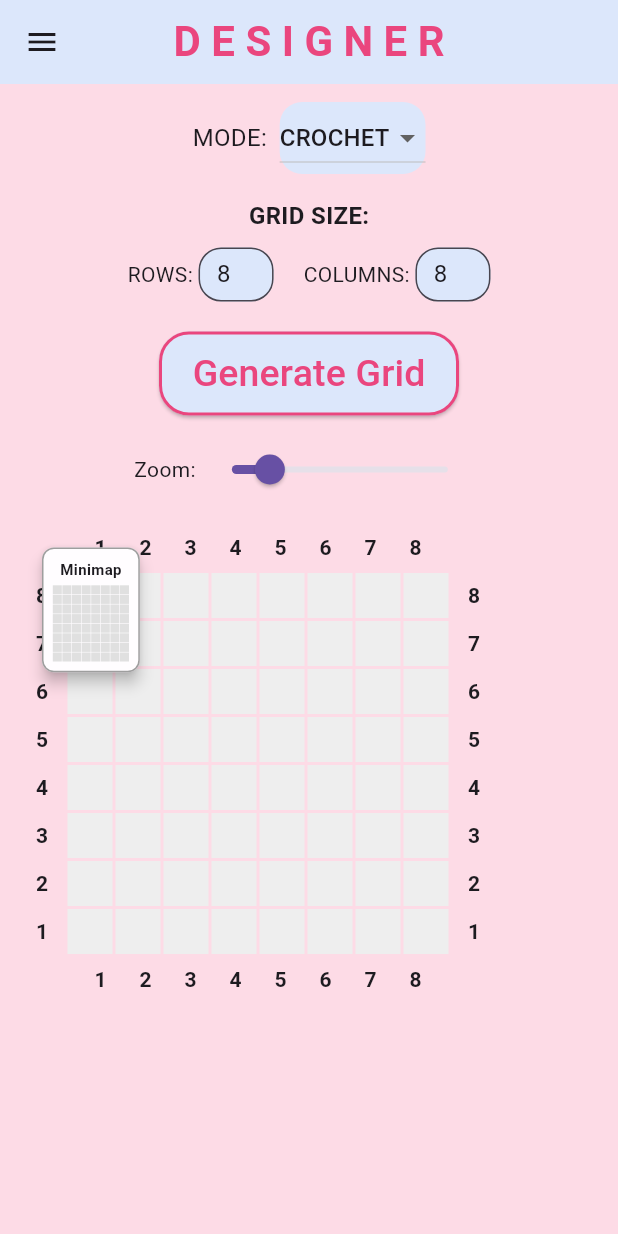
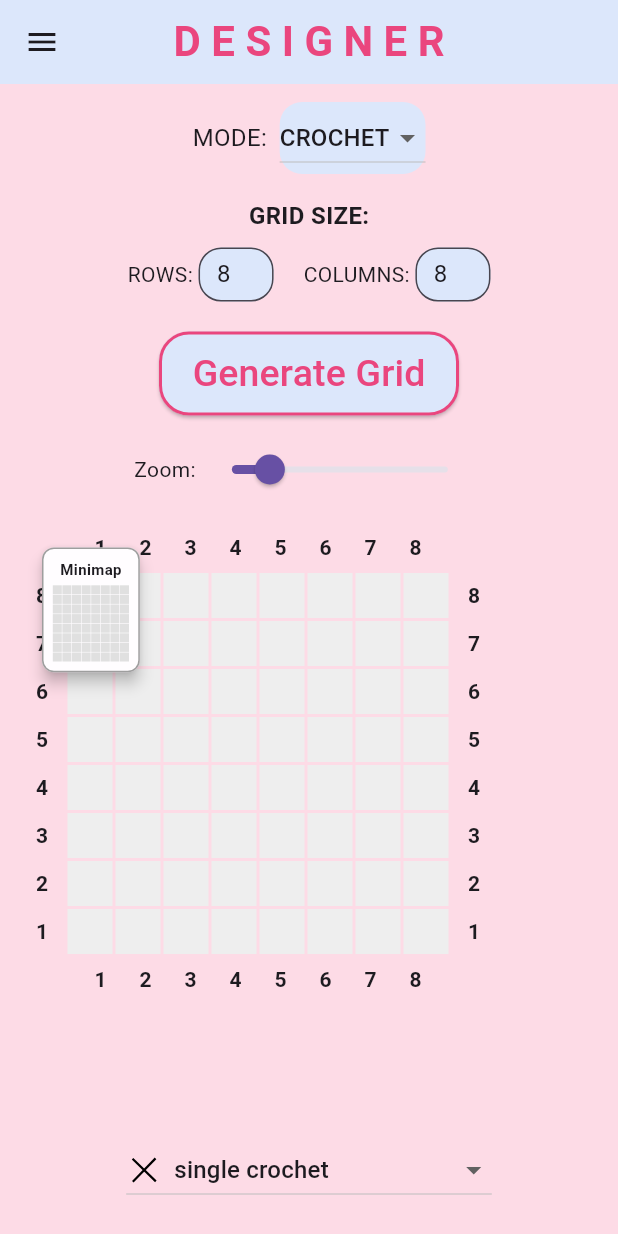
Before and after one commit to Ayesha-Jan/stitch-atlas, a Flutter app: the Designer screen opened by its route, after a tap on "Generate Grid", on a phone screen of 412 x 824 dp. Run offline on Flutter 3.47's test engine with Material 3 defaults, Android fonts, the phone set to English and light mode, and no system bars; our stand-ins replace flutter_svg.

Commit message:
Adding crochet symbols

```diff
--- a/lib/pages/designer.dart
+++ b/lib/pages/designer.dart
@@ -1,4 +1,5 @@
 import 'package:flutter/material.dart';
+import 'package:flutter_svg/svg.dart';
 
 enum Mode { crochet, knit, colour }
 
@@ -22,9 +23,29 @@ class _DesignerState extends State<Designer> {
 
   bool gridGenerated = false;
 
-  List<List<String>> grid = []; // 2D list to hold values (symbols or colors)
-  String selectedSymbol = "🧵"; // default stitch icon or color
+  List<List<String>> grid = []; // 2D list to hold values (crochet_symbols or colors)
+  String selectedSymbol = "single crochet"; // default stitch icon or color
 
+  final List<Map<String, String>> crochetSymbols = [
+    {"name": "chain", "file": "assets/crochet_symbols/ch.svg"},
+    {"name": "slip stitch", "file": "assets/crochet_symbols/slst.svg"},
+    {"name": "single crochet", "file": "assets/crochet_symbols/sc.svg"},
+    {"name": "half double crochet", "file": "assets/crochet_symbols/hdc.svg"},
+    {"name": "double crochet", "file": "assets/crochet_symbols/dc.svg"},
+    {"name": "treble crochet", "file": "assets/crochet_symbols/tc.svg"},
+    {"name": "double treble crochet", "file": "assets/crochet_symbols/dtc.svg"},
+    {"name": "single crochet 2 together", "file": "assets/crochet_symbols/sc2tog.svg"},
+    {"name": "single crochet 3 together", "file": "assets/crochet_symbols/sc3tog.svg"},
+    {"name": "double crochet 2 together", "file": "assets/crochet_symbols/dc2tog.svg"},
+    {"name": "double crochet 3 together", "file": "assets/crochet_symbols/dc3tog.svg"},
+    {"name": "puff", "file": "assets/crochet_symbols/puff.svg"},
+    {"name": "5 double crochet popcorn", "file": "assets/crochet_symbols/5dc-popcorn.svg"},
+    {"name": "chain 3 picot", "file": "assets/crochet_symbols/ch3-picot.svg"},
+    {"name": "front post double crochet", "file": "assets/crochet_symbols/fpdc.svg"},
+    {"name": "back post double crochet", "file": "assets/crochet_symbols/bpdc.svg"},
+    {"name": "back loop only", "file": "assets/crochet_symbols/blo.svg"},
+    {"name": "front loop only", "file": "assets/crochet_symbols/flo.svg"},
+  ];
 
   double zoom = 1.0; // Zoom scale for InteractiveViewer
 
@@ -43,7 +64,10 @@ class _DesignerState extends State<Designer> {
 
   // Handles a cell tap
   void _handleCellTap(int row, int col) {
-    grid[row][col] = selectedSymbol;
+    if (row < 0 || row >= grid.length || col < 0 || col >= grid[row].length) return;
+    // Store just the symbol name, not the file path
+    final symbol = crochetSymbols.firstWhere((s) => s["name"] == selectedSymbol);
+    grid[row][col] = symbol["name"]!;
     setState(() {});
   }
 
@@ -138,15 +162,15 @@ class _DesignerState extends State<Designer> {
                       value: selectedMode,
                       onChanged: (mode) {
                         if (mode != null) {
+                          setState(() {
                             selectedMode = mode;
-                          if (mode == Mode.crochet) {
-                            selectedSymbol = "🧵";
-                          } else if (mode == Mode.knit) {
-                            selectedSymbol = "🧶";
+                            // Default to first crochet symbol if in crochet mode
+                            if (mode == Mode.crochet && crochetSymbols.isNotEmpty) {
+                              selectedSymbol = crochetSymbols[0]["name"]!;
                             } else {
-                            selectedSymbol = "🟥";
+                              selectedSymbol = "";
                             }
-                          setState(() {});
+                          });
                         }
                       },
                       items: Mode.values.map((m) {
@@ -347,9 +371,15 @@ class _DesignerState extends State<Designer> {
                                             margin: EdgeInsets.all(1),
                                             color: Colors.grey[200],
                                             alignment: Alignment.center,
-                                            child: Text(
-                                              grid[row][col],
-                                              style: TextStyle(fontSize: 18),
+                                            child: grid[row][col].isEmpty
+                                                ? SizedBox.shrink()
+                                                : SvgPicture.asset(
+                                                    crochetSymbols.firstWhere(
+                                                          (s) => s["name"] == grid[row][col],
+                                                      orElse: () => {"file": ""}, // fallback
+                                                    )["file"]!,
+                                                    width: cellSize * 0.8,
+                                                    height: cellSize * 0.8,
                                                 ),
                                           ),
                                         );
@@ -444,6 +474,36 @@ class _DesignerState extends State<Designer> {
                     ],
                   ),
                 ),
+
+              if (selectedMode == Mode.crochet)
+                Padding(
+                  padding: const EdgeInsets.symmetric(vertical: 8),
+                  child: DropdownButton<String>(
+                    value: crochetSymbols.any((s) => s["name"] == selectedSymbol) ? selectedSymbol : null,                    hint: Text("Select a stitch"),
+                    onChanged: (value) {
+                      final symbol = crochetSymbols.firstWhere((s) => s["name"] == value);
+                      setState(() {
+                        selectedSymbol = symbol["name"]!; // this is the SVG path
+                      });
+                    },
+                    items: crochetSymbols.map((symbol) {
+                      return DropdownMenuItem<String>(
+                        value: symbol["name"],
+                        child: Row(
+                          children: [
+                            SvgPicture.asset(
+                              symbol["file"]!,
+                              width: 24,
+                              height: 24,
+                            ),
+                            SizedBox(width: 8),
+                            Text(symbol["name"]!),
+                          ],
+                        ),
+                      );
+                    }).toList(),
+                  ),
+                ),
             ],
           ),
         ),
--- a/pubspec.yaml
+++ b/pubspec.yaml
@@ -30,7 +30,8 @@ environment:
 dependencies:
   flutter:
     sdk: flutter
-  flutter_colorpicker: ^1.0.3
+
+  flutter_svg: ^2.0.7
 
   # The following adds the Cupertino Icons font to your application.
   # Use with the CupertinoIcons class for iOS style icons.
@@ -61,6 +62,7 @@ flutter:
   # To add assets to your application, add an assets section, like this:
   assets:
     - assets/images/background.png
+    - assets/crochet_symbols/
 
   # An image asset can refer to one or more resolution-specific "variants", see
   # https://flutter.dev/to/resolution-aware-images
```
Also changed, not shown: assets/crochet_symbols/5dc-popcorn.svg (added), assets/crochet_symbols/blo.svg (added), assets/crochet_symbols/bpdc.svg (added), assets/crochet_symbols/ch.svg (added), assets/crochet_symbols/ch3-picot.svg (added), assets/crochet_symbols/dc.svg (added), assets/crochet_symbols/dc2tog.svg (added), assets/crochet_symbols/dc3tog.svg (added), assets/crochet_symbols/dtc.svg (added), assets/crochet_symbols/flo.svg (added), assets/crochet_symbols/fpdc.svg (added), assets/crochet_symbols/hdc.svg (added), assets/crochet_symbols/puff.svg (added), assets/crochet_symbols/sc.svg (added), 5 more files. Lines whose indentation alone changed are shown as unchanged.
